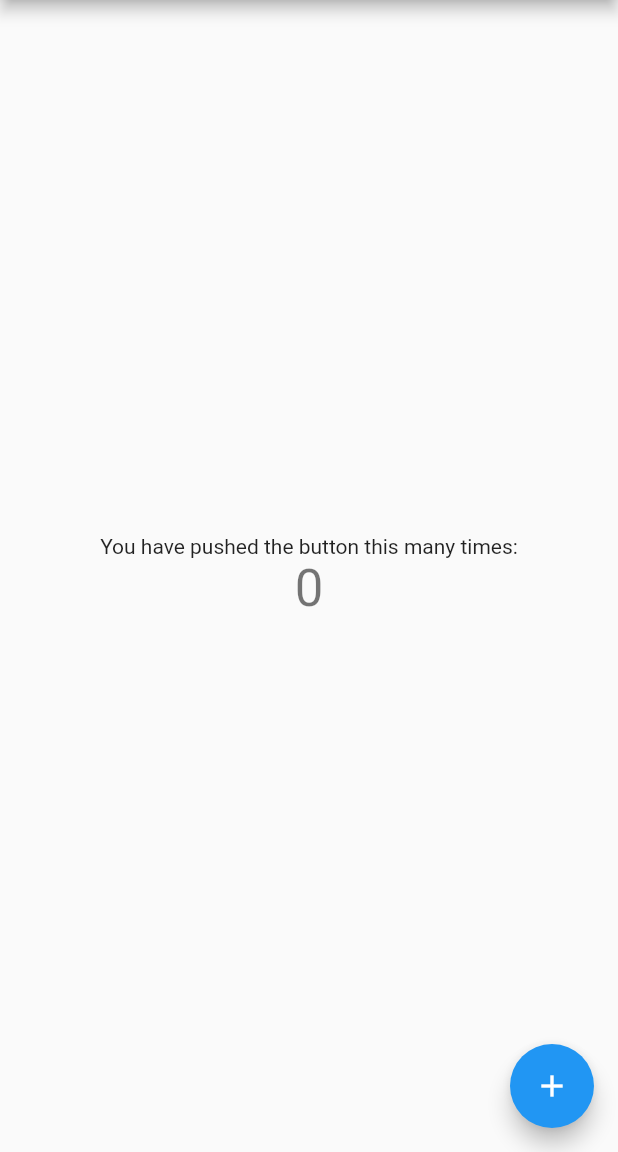
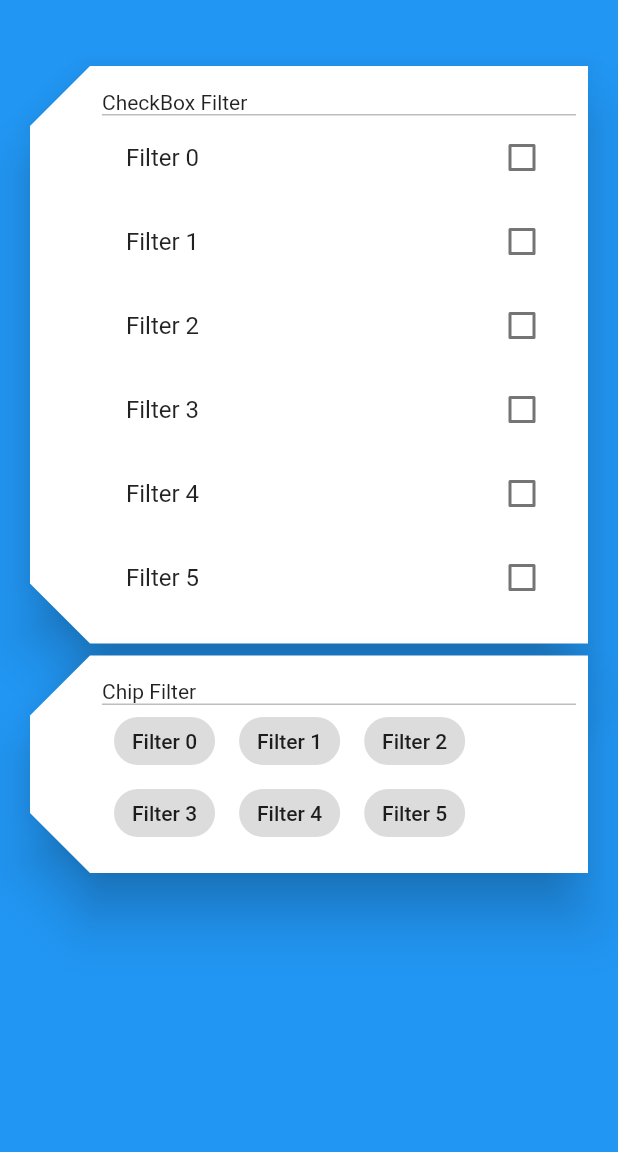
Before and after one commit to kshimoiya/setting_card_sample, a Flutter app: the screen it shows after launch, on a phone screen of 412 x 824 dp, the part 84-1236 px from its top. Run offline on Flutter 3.47's test engine with Material 2 defaults, Android fonts, the phone set to English and light mode, and no system bars.

Commit message:
add chip and checkbox

```diff
--- a/lib/main.dart
+++ b/lib/main.dart
@@ -1,4 +1,5 @@
 import 'package:flutter/material.dart';
+import 'package:setting_card_sample/model/filter.dart';
 
 void main() => runApp(MyApp());
 
@@ -66,46 +67,281 @@ class _MyHomePageState extends State<MyHomePage> {
     // fast, so that you can just rebuild anything that needs updating rather
     // than having to individually change instances of widgets.
     return Scaffold(
-      appBar: AppBar(
-        // Here we take the value from the MyHomePage object that was created by
-        // the App.build method, and use it to set our appbar title.
-        title: Text(widget.title),
-      ),
-      body: Center(
-        // Center is a layout widget. It takes a single child and positions it
-        // in the middle of the parent.
-        child: Column(
-          // Column is also layout widget. It takes a list of children and
-          // arranges them vertically. By default, it sizes itself to fit its
-          // children horizontally, and tries to be as tall as its parent.
-          //
-          // Invoke "debug painting" (press "p" in the console, choose the
-          // "Toggle Debug Paint" action from the Flutter Inspector in Android
-          // Studio, or the "Toggle Debug Paint" command in Visual Studio Code)
-          // to see the wireframe for each widget.
-          //
-          // Column has various properties to control how it sizes itself and
-          // how it positions its children. Here we use mainAxisAlignment to
-          // center the children vertically; the main axis here is the vertical
-          // axis because Columns are vertical (the cross axis would be
-          // horizontal).
-          mainAxisAlignment: MainAxisAlignment.center,
+        appBar: AppBar(
+          elevation: 0.0,
+          // Here we take the value from the MyHomePage object that was created by
+          // the App.build method, and use it to set our appbar title.
+          title: Text(widget.title),
+        ),
+        backgroundColor: Colors.blue,
+        body: Column(
           children: <Widget>[
-            Text(
-              'You have pushed the button this many times:',
+            SizedBox(
+              height: 40.0,
             ),
-            Text(
-              '$_counter',
-              style: Theme.of(context).textTheme.display1,
+            Expanded(
+              child: ListView.builder(
+                padding: EdgeInsets.symmetric(horizontal: 16.0),
+                itemCount: 2,
+                itemBuilder: (context, index) {
+                  if (index == 0)
+                    return Container(
+                      child: _Card(
+                        child: _CheckBoxView(
+                          title: 'CheckBox Filter',
+                        ),
+                      ),
+                    );
+
+                  return Container(
+                    child: _Card(
+                        child: _ChipView(
+                      title: 'Chip Filter',
+                    )),
+                  );
+                },
+              ),
+            ),
+            SizedBox(
+              height: 40.0,
             ),
           ],
+        ));
+  }
+}
+
+const _kDefaultCardRadius = 40.0;
+
+class _Card extends StatelessWidget {
+  final Widget child;
+
+  const _Card({
+    Key key,
+    @required this.child,
+  })  : assert(child != null),
+        super(key: key);
+
+  @override
+  Widget build(BuildContext context) {
+    return Card(
+      shape: BeveledRectangleBorder(
+        borderRadius: BorderRadius.only(
+          topLeft: Radius.circular(_kDefaultCardRadius),
+          bottomLeft: Radius.circular(_kDefaultCardRadius),
         ),
       ),
-      floatingActionButton: FloatingActionButton(
-        onPressed: _incrementCounter,
-        tooltip: 'Increment',
-        child: Icon(Icons.add),
-      ), // This trailing comma makes auto-formatting nicer for build methods.
+      elevation: 16.0,
+      child: child,
     );
   }
 }
+
+class _CheckBoxView extends StatefulWidget {
+  final List<int> currentValues;
+
+  final String title;
+
+  const _CheckBoxView({
+    Key key,
+    this.currentValues = const [],
+    this.title,
+  }) : super(key: key);
+
+  @override
+  __CheckBoxViewState createState() => __CheckBoxViewState();
+}
+
+class __CheckBoxViewState extends State<_CheckBoxView> {
+  List<Filter> filters = [
+    Filter(0, 'Filter 0'),
+    Filter(1, 'Filter 1'),
+    Filter(2, 'Filter 2'),
+    Filter(3, 'Filter 3'),
+    Filter(4, 'Filter 4'),
+    Filter(5, 'Filter 5'),
+  ];
+
+  List<int> currentValues;
+
+  @override
+  void initState() {
+    currentValues = widget.currentValues;
+    super.initState();
+  }
+
+  @override
+  Widget build(BuildContext context) {
+    return Container(
+      padding:
+          EdgeInsets.only(left: _kDefaultCardRadius + 8.0, top: 16.0, bottom: 16.0, right: 8.0),
+      child: Column(
+        crossAxisAlignment: CrossAxisAlignment.start,
+        children: <Widget>[
+          Text(widget.title),
+          Container(
+            height: 1.0,
+            width: double.infinity,
+            color: Colors.grey[400],
+          ),
+          Column(
+            children: List.generate(filters.length, (index) {
+              return _CheckBox(
+                value: filters[index].value,
+                currentValues: currentValues,
+                title: Text(filters[index].text),
+                onChanged: (values) {
+                  setState(() {
+                    currentValues = values;
+                  });
+                },
+              );
+            }),
+          ),
+        ],
+      ),
+    );
+  }
+}
+
+class _CheckBox extends StatelessWidget {
+  final int value;
+
+  final List<int> currentValues;
+
+  final Widget title;
+
+  final Function(List<int> values) onChanged;
+
+  const _CheckBox({
+    Key key,
+    @required this.value,
+    @required this.currentValues,
+    @required this.title,
+    this.onChanged,
+  })  : assert(value != null),
+        assert(currentValues != null),
+        assert(title != null),
+        super(key: key);
+
+  @override
+  Widget build(BuildContext context) {
+    return CheckboxListTile(
+      value: currentValues.contains(value),
+      onChanged: (bool value) {
+        List<int> result = List.from(currentValues);
+        if (currentValues.contains(this.value))
+          result.remove(this.value);
+        else
+          result.add(this.value);
+
+        onChanged(result);
+      },
+      title: title,
+    );
+  }
+}
+
+class _ChipView extends StatefulWidget {
+  final List<int> currentValues;
+
+  final String title;
+
+  const _ChipView({
+    Key key,
+    this.currentValues = const [],
+    this.title,
+  }) : super(key: key);
+
+  @override
+  __ChipViewState createState() => __ChipViewState();
+}
+
+class __ChipViewState extends State<_ChipView> {
+  List<Filter> filters = [
+    Filter(0, 'Filter 0'),
+    Filter(1, 'Filter 1'),
+    Filter(2, 'Filter 2'),
+    Filter(3, 'Filter 3'),
+    Filter(4, 'Filter 4'),
+    Filter(5, 'Filter 5'),
+  ];
+
+  List<int> currentValues;
+
+  @override
+  void initState() {
+    currentValues = widget.currentValues;
+    super.initState();
+  }
+
+  @override
+  Widget build(BuildContext context) {
+    return Container(
+      padding:
+          EdgeInsets.only(left: _kDefaultCardRadius + 8.0, top: 16.0, bottom: 16.0, right: 8.0),
+      child: Column(
+        crossAxisAlignment: CrossAxisAlignment.start,
+        children: <Widget>[
+          Text(widget.title),
+          Container(
+            height: 1.0,
+            width: double.infinity,
+            color: Colors.grey[400],
+          ),
+          Wrap(
+            children: List.generate(filters.length, (index) {
+              return Padding(
+                padding: const EdgeInsets.symmetric(horizontal: 8.0),
+                child: _Chip(
+                  value: filters[index].value,
+                  currentValues: currentValues,
+                  text: filters[index].text,
+                  onChanged: (values) {
+                    setState(() {
+                      currentValues = values;
+                    });
+                  },
+                ),
+              );
+            }),
+          ),
+        ],
+      ),
+    );
+  }
+}
+
+class _Chip extends StatelessWidget {
+  final int value;
+
+  final List<int> currentValues;
+
+  final String text;
+
+  final Function(List<int> values) onChanged;
+
+  const _Chip({
+    Key key,
+    this.text,
+    this.value,
+    this.currentValues,
+    this.onChanged,
+  }) : super(key: key);
+
+  @override
+  Widget build(BuildContext context) {
+    return ChoiceChip(
+      label: Text(text),
+      selected: currentValues.contains(value),
+      onSelected: (value) {
+        List<int> result = List.from(currentValues);
+        if (currentValues.contains(this.value))
+          result.remove(this.value);
+        else
+          result.add(this.value);
+
+        onChanged(result);
+      },
+    );
+  }
+}
--- /dev/null
+++ b/lib/model/filter.dart
@@ -0,0 +1,9 @@
+class Filter {
+  final int value;
+  final String text;
+
+  Filter(
+    this.value,
+    this.text,
+  );
+}
```
